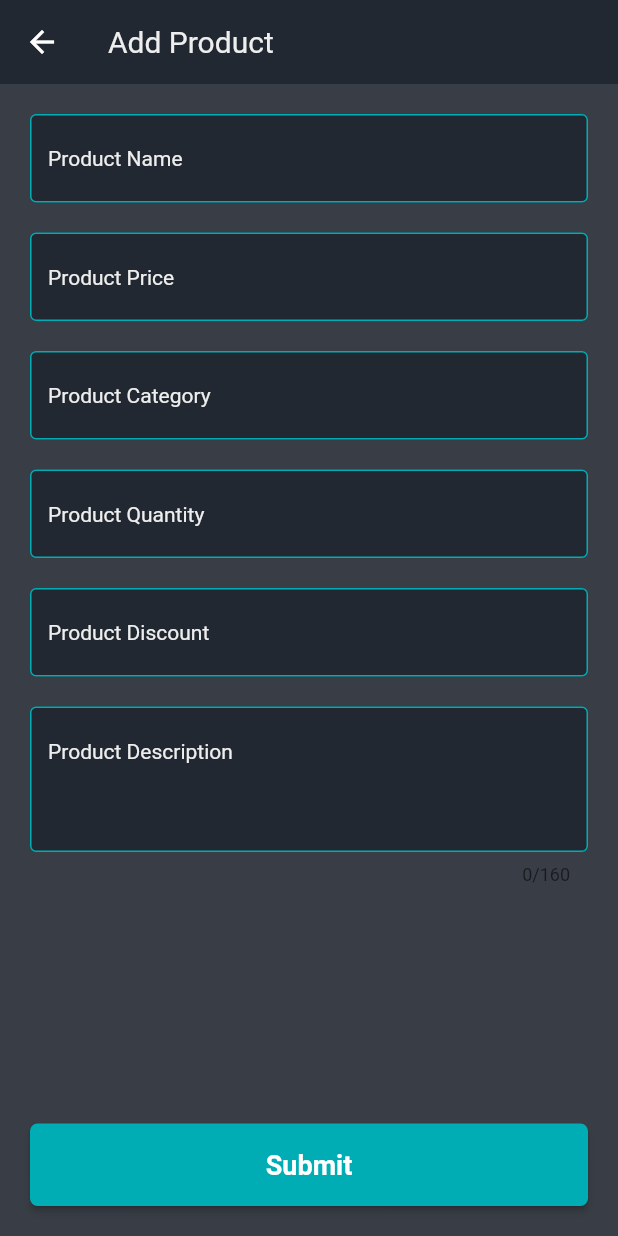
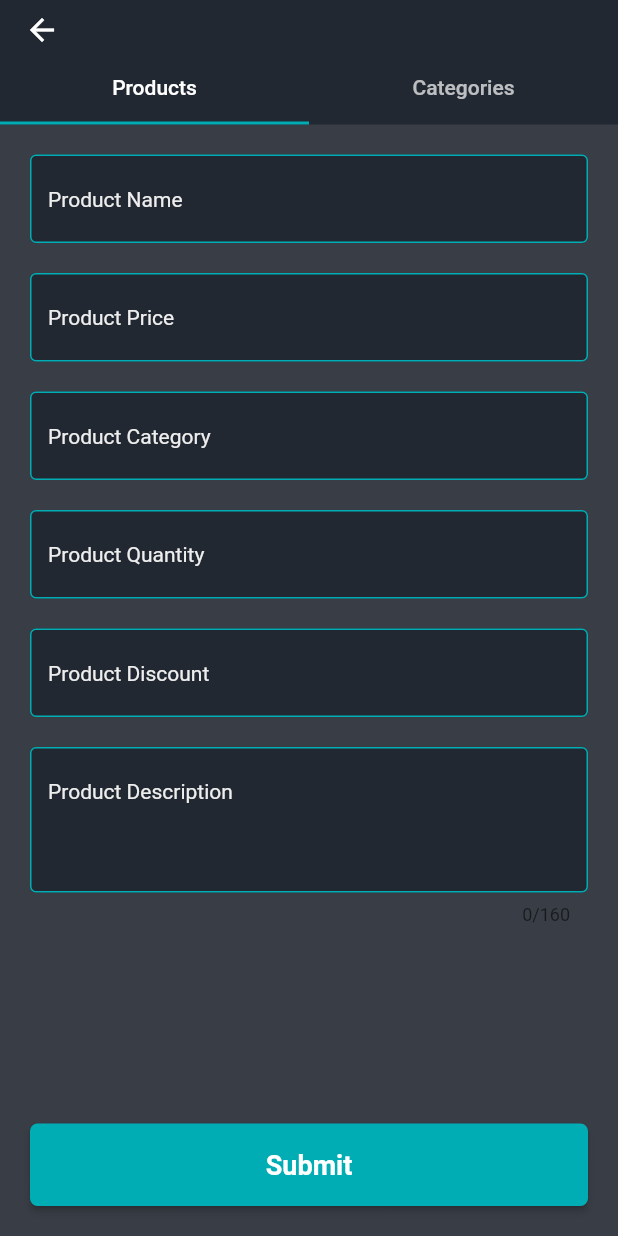
Before and after one commit to glomvardos/e-commerce-app, a Flutter app: the screen it shows after launch, after a tap on the "add" icon, on a phone screen of 412 x 824 dp. Run offline on Flutter 3.47's test engine with Material 2 defaults, Android fonts, the phone set to English and light mode, and no system bars; our stand-ins replace bloc, dio, equatable, flutter_bloc; network calls fail.

Commit message:
Added tab screen for add entries in admin role

```diff
--- a/lib/app.dart
+++ b/lib/app.dart
@@ -1,7 +1,7 @@
 import 'package:flutter/material.dart';
 
 import '../screens/admin/admin_home_screen/admin_home_screen.dart';
-import '../screens/admin/add_product_screen/add_product_screen.dart';
+import '../screens/admin/widgets/add_entries_tab_bar.dart';
 
 class MyApp extends StatelessWidget {
   const MyApp({Key? key}) : super(key: key);
@@ -43,7 +43,7 @@ class MyApp extends StatelessWidget {
         home: const AdminHomeScreen(),
         routes: {
           // ----- Admin Routes -----
-          AddProductScreen.routeName: (_) => const AddProductScreen(),
+          AddEntriesTabBar.routeName: (_) => const AddEntriesTabBar()
 
           // ----- Customer Routes -----
         });
--- a/lib/main.dart
+++ b/lib/main.dart
@@ -4,6 +4,7 @@ import 'package:flutter_bloc/flutter_bloc.dart';
 import '../bloc/authentication/authentication_bloc.dart';
 import '../services/auth_service/auth_service.dart';
 import '../services/products_service/products_service.dart';
+import '../services/categories_service/categories_service.dart';
 import './app.dart';
 
 void main() {
@@ -14,6 +15,11 @@ void main() {
       ),
       RepositoryProvider<ProductsService>(
         create: (_) => ProductsApiService(
+          dio: AuthApiService().client,
+        ),
+      ),
+      RepositoryProvider<CategoriesService>(
+        create: (_) => CategoriesApiService(
           dio: AuthApiService().client,
         ),
       ),
--- /dev/null
+++ b/lib/models/category.dart
@@ -0,0 +1,16 @@
+class Category {
+  final String name;
+
+  Category({required this.name});
+
+  factory Category.fromJson(Map<String, dynamic> json) {
+    return Category(
+      name: json['name'],
+    );
+  }
+
+  Map<String, dynamic> toJson() =>
+      {
+        'name': name,
+      };
+}
--- a/lib/models/product.dart
+++ b/lib/models/product.dart
@@ -17,14 +17,17 @@ class Product {
     required this.description,
   });
 
-  Product.fromJson(Map<String, dynamic> json)
-      : id = json['id'],
-        name = json['name'],
-        category = json['category'],
-        price = json['price'],
-        quantity = json['quantity'],
-        discount = json['discount'],
-        description = json['description'];
+  factory Product.fromJson(Map<String, dynamic> json) {
+    return Product(
+      id: json['id'],
+      name: json['name'],
+      category: json['category'],
+      price: json['price'],
+      quantity: json['quantity'],
+      discount: json['discount'],
+      description: json['description'],
+    );
+  }
 
   Map<String, dynamic> toJson() => {
         'name': name,
--- a/lib/screens/admin/add_product_screen/add_product_screen.dart
+++ b/lib/screens/admin/add_product_screen/add_product_screen.dart
@@ -76,11 +76,7 @@ class _AddProductScreenState extends State<AddProductScreen> {
 
   @override
   Widget build(BuildContext context) {
-    return Scaffold(
-      appBar: AppBar(
-        title: const Text('Add Product'),
-      ),
-      body: _isLoading
+    return _isLoading
         ? const Center(
             child: CircularProgressIndicator(),
           )
@@ -152,7 +148,6 @@ class _AddProductScreenState extends State<AddProductScreen> {
                 ),
               ),
             ],
-            ),
           );
   }
 }
--- a/lib/screens/admin/admin_home_screen/admin_home_screen.dart
+++ b/lib/screens/admin/admin_home_screen/admin_home_screen.dart
@@ -1,7 +1,7 @@
+import '../widgets/add_entries_tab_bar.dart';
 import 'package:flutter/material.dart';
 
 import './widgets/admin_bottom_nav_bar.dart';
-import '../add_product_screen/add_product_screen.dart';
 import '../products_screen/products_screen.dart';
 
 class AdminHomeScreen extends StatefulWidget {
@@ -37,7 +37,7 @@ class _AdminHomeScreenState extends State<AdminHomeScreen> {
       floatingActionButtonLocation: FloatingActionButtonLocation.centerDocked,
       floatingActionButton: FloatingActionButton(
         onPressed: () =>
-            Navigator.of(context).pushNamed(AddProductScreen.routeName),
+            Navigator.of(context).pushNamed(AddEntriesTabBar.routeName),
         child: const Icon(Icons.add_rounded),
       ),
       bottomNavigationBar: AdminBottomNavBar(
--- /dev/null
+++ b/lib/screens/admin/widgets/add_entries_tab_bar.dart
@@ -0,0 +1,34 @@
+import 'package:e_commerce_app/screens/admin/add_product_screen/add_product_screen.dart';
+import 'package:flutter/material.dart';
+
+class AddEntriesTabBar extends StatelessWidget {
+  const AddEntriesTabBar({
+    Key? key,
+  }) : super(key: key);
+
+  static const routeName = '/add-entries';
+
+  @override
+  Widget build(BuildContext context) {
+    return DefaultTabController(
+      length: 2,
+      child: Scaffold(
+        appBar: AppBar(
+          toolbarHeight: 35,
+          bottom: const TabBar(
+            tabs: [
+              Tab(text: 'Products'),
+              Tab(text: 'Categories'),
+            ],
+          ),
+        ),
+        body: const TabBarView(
+          children: [
+            AddProductScreen(),
+            Text('Offer'),
+          ],
+        ),
+      ),
+    );
+  }
+}
--- /dev/null
+++ b/lib/services/categories_service/categories_service_interface.dart
@@ -0,0 +1,5 @@
+part of 'categories_service.dart';
+
+abstract class CategoriesService {
+  Future<List<Category>> getCategories();
+}
--- a/lib/services/products_service/products_service.dart
+++ b/lib/services/products_service/products_service.dart
@@ -10,10 +10,10 @@ class ProductsApiService implements ProductsService {
 
   @override
   Future<List<Product>> getProducts() async {
-    final response = await dio.get('/products/products/');
+    final response = await dio.get('/products/product/');
     return List.generate(
       response.data.length,
-          (index) => Product.fromJson(response.data[index]),
+      (index) => Product.fromJson(response.data[index]),
     );
   }
 
@@ -21,7 +21,7 @@ class ProductsApiService implements ProductsService {
   Future<Response> createProduct(Product product) async {
     try {
       final response =
-      await dio.post('/products/products/', data: product.toJson());
+          await dio.post('/products/product/', data: product.toJson());
       return response;
     } on DioError {
       rethrow;
```
Also changed, not shown: lib/services/categories_service/categories_service.dart (added, +22 -0 lines). Lines whose indentation alone changed are shown as unchanged.
